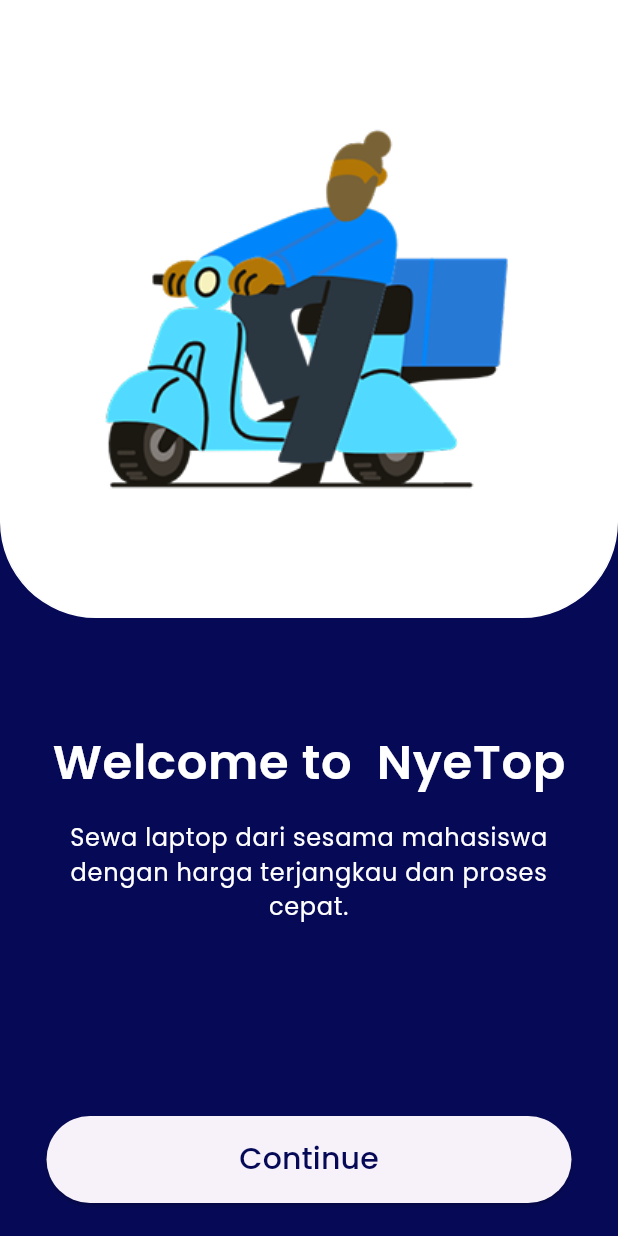
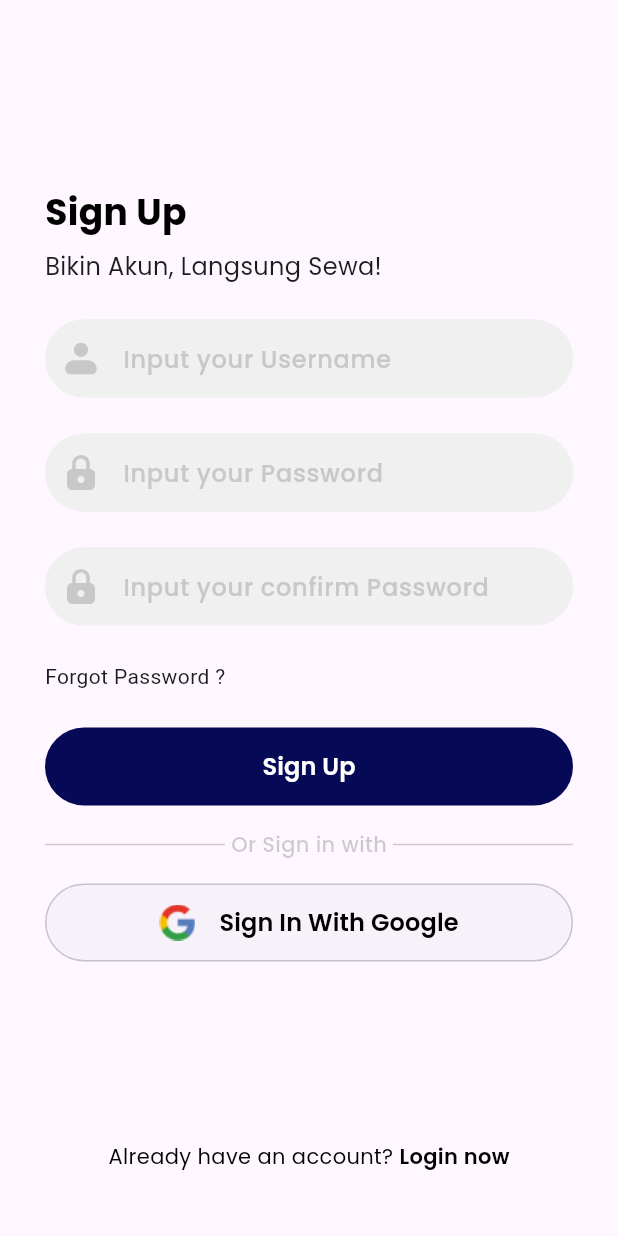
Before and after one commit to inikanipp/aplikasi_NyeTop_Mobile_Programming, a Flutter app: the screen it shows after launch, on a phone screen of 412 x 824 dp. Run offline on Flutter 3.47's test engine with Material 3 defaults, Android fonts, the light colour scheme and no system bars; our stand-ins replace flutter_svg, google_fonts.

Commit message:
add : sign up form

```diff
--- a/nyetop/lib/main.dart
+++ b/nyetop/lib/main.dart
@@ -1,5 +1,7 @@
 import 'package:flutter/material.dart';
+import 'package:nyetop/third_page.dart';
 import 'first_page.dart';
+import 'second_page.dart';
 
 // import 'package:google_fonts/google_fonts.dart';
 
@@ -7,7 +9,8 @@
   runApp(
     MaterialApp(
       debugShowCheckedModeBanner: false,
-      home: FirstPage() ,
+      home: ThirdPage() ,
+      // home : SecondPage()
     )
   );
 }
--- a/nyetop/lib/second_page.dart
+++ b/nyetop/lib/second_page.dart
@@ -110,10 +110,22 @@
             height: 30,
             width: double.infinity,
             // color: Colors.green,
-            child: Text("Sudah punya akun? Masuk sekarang",
-            style: GoogleFonts.poppins(
+            child: Row(
+              mainAxisAlignment: MainAxisAlignment.center,
+              children: [
+              Text("Don’t have an account yet? ", style: GoogleFonts.poppins(
               textStyle: TextStyle(color: Colors.black, fontWeight: FontWeight.w400)
-            ),),
+            )),
+              InkWell(
+              onTap: () {
+                  Navigator.pushNamed(context, "write your route");
+              },
+              child: Text("Click Here", style: GoogleFonts.poppins(
+              textStyle: TextStyle(color: Colors.black, fontWeight: FontWeight.bold)
+            ),
+            ),
+          )
+            ],),
           ),
         ],
       )
--- /dev/null
+++ b/nyetop/lib/third_page.dart
@@ -0,0 +1,231 @@
+import 'package:flutter/gestures.dart';
+import 'package:flutter/material.dart';
+import 'package:google_fonts/google_fonts.dart';
+import 'package:flutter_svg/flutter_svg.dart';
+
+class ThirdPage extends StatelessWidget{
+  @override
+  Widget build(BuildContext context) {
+    return MaterialApp(
+      home: Scaffold(
+        appBar: AppBar(),
+        body: Column(
+          children: [
+            SizedBox(
+              height: 68,
+            ),
+            Container( //header ni boss
+              padding: EdgeInsets.only(left: 30, right: 30),
+              width: double.infinity,
+              // color: Colors.blue,
+              height: 65,
+              child: Column(
+                crossAxisAlignment: CrossAxisAlignment.start,
+                children: [
+                  Text("Sign Up", style: GoogleFonts.poppins(
+                  textStyle: TextStyle(color: Colors.black, fontWeight: FontWeight.bold, fontSize: 24)
+                  )),
+                  SizedBox(
+                    height: 8,
+                  ),
+                  Text("Bikin Akun, Langsung Sewa!", style: GoogleFonts.poppins(textStyle: TextStyle(
+                    fontSize: 16
+                  )),)
+                ],
+              ),
+            ),
+
+            SizedBox(
+              height: 24,
+            ),
+            Container(
+              height: 52,
+              padding: EdgeInsets.only(left: 30, right: 30),
+              child: TextField(
+              decoration: InputDecoration(
+              label: Text("Input your Username", style: GoogleFonts.poppins(textStyle: TextStyle(fontSize: 16, fontWeight: FontWeight.w500, color: Color(0XFFC8C8C8)))),
+              prefixIcon: Padding(
+              padding: EdgeInsets.all(10.0),
+              child: SvgPicture.asset(
+                    'assets/images/profile.svg',
+                    width: 24,
+                    height: 24,
+                  ),
+              ),
+              filled: true,
+              fillColor: Color(0xFFF0F0F0),
+              enabledBorder: OutlineInputBorder(
+                borderRadius: BorderRadius.circular(64),
+                borderSide: const BorderSide(color: Color(0xFFF0F0F0), width: 2),
+              )
+            ))
+            ),
+
+            SizedBox(
+              height: 24,
+            ),
+
+            Container(
+              height: 52,
+              padding: EdgeInsets.only(left: 30, right: 30),
+              child: TextField(
+              decoration: InputDecoration(
+              label: Text("Input your Password", style: GoogleFonts.poppins(textStyle: TextStyle(fontSize: 16, fontWeight: FontWeight.w500, color: Color(0XFFC8C8C8)))),
+              prefixIcon: Padding(
+              padding: EdgeInsets.all(10.0),
+              child: SvgPicture.asset(
+                    'assets/images/lock.svg',
+                    width: 24,
+                    height: 24,
+                  ),
+              ),
+              filled: true,
+              fillColor: Color(0xFFF0F0F0),
+              enabledBorder: OutlineInputBorder(
+                borderRadius: BorderRadius.circular(64),
+                borderSide: const BorderSide(color: Color(0xFFF0F0F0), width: 2),
+              )
+            ))
+            ),
+
+            SizedBox(
+              height: 24,
+            ),
+
+            Container(
+              height: 52,
+              padding: EdgeInsets.only(left: 30, right: 30),
+              child: TextField(
+              decoration: InputDecoration(
+              label: Text("Input your confirm Password", style: GoogleFonts.poppins(textStyle: TextStyle(fontSize: 16, fontWeight: FontWeight.w500, color: Color(0XFFC8C8C8)))),
+              prefixIcon: Padding(
+              padding: EdgeInsets.all(10.0),
+              child: SvgPicture.asset(
+                    'assets/images/lock.svg',
+                    width: 24,
+                    height: 24,
+                  ),
+              ),
+              filled: true,
+              fillColor: Color(0xFFF0F0F0),
+              enabledBorder: OutlineInputBorder(
+                borderRadius: BorderRadius.circular(64),
+                borderSide: const BorderSide(color: Color(0xFFF0F0F0), width: 2),
+                  )
+                )
+              )
+            ),
+
+            Container(
+              padding: EdgeInsets.only(left: 30, right: 30),
+              alignment: Alignment.centerLeft,
+              margin: EdgeInsets.only(top: 24, bottom: 24),
+              child: Text( "Forgot Password ?"),
+            ),
+
+            Container(
+              width: double.infinity,
+              height: 156,
+              padding: EdgeInsets.only(left: 30, right: 30),
+              // color: Colors.red,
+              child: Column(
+
+                children: [
+                  Expanded(child:
+                    Container(
+                      width: double.infinity,
+                      // color: Colors.amber,
+                      child: ElevatedButton(onPressed: (){},
+                            child: Text("Sign Up",
+                            style: GoogleFonts.poppins(
+                            textStyle: TextStyle(color: Colors.white, fontSize: 16, fontWeight: FontWeight.w600))),
+                            style: ElevatedButton.styleFrom(
+                            backgroundColor: Color(0XFF060A56),
+                            elevation: 0,
+                            shadowColor: Colors.transparent,
+                            ),
+
+                            ),
+                    )
+                  ),
+
+                  Expanded(child:
+                    Container(
+                      width: double.infinity,
+                      // color: Colors.lightGreen,
+                      child: Row(
+                        mainAxisAlignment: MainAxisAlignment.spaceBetween,
+                        children: [
+                          Container(
+                            height: 1,
+                            width: 120,
+                            color: Color.fromARGB(50, 0, 0, 0),
+                          ),
+                          Text("Or Sign in with", style: GoogleFonts.poppins(textStyle: TextStyle(fontSize: 14, fontWeight: FontWeight.w500, color: Color.fromARGB(50, 0, 0, 0)))),
+                          Container(
+                            height: 1,
+                            width: 120,
+                            color: Color.fromARGB(50, 0, 0, 0),
+                          )
+                        ],
+                      ),
+                    )
+                  ),
+
+                  Expanded(child:
+                    Container(
+                      width: double.infinity,
+                      // color: Colors.amber,
+                      child: ElevatedButton(onPressed: (){},
+                            style: ElevatedButton.styleFrom(
+                            elevation: 0,
+                            shadowColor: Colors.transparent,
+                            side: BorderSide(color: Color.fromARGB(50, 0,0,0), width: 1)
+                            ),
+                            child: Row(
+                              mainAxisAlignment: MainAxisAlignment.center,
+                              children: [
+                                Image.asset("assets/images/google_icon.png"),
+                                SizedBox(width: 16,),
+                                Text("Sign In With Google", style: GoogleFonts.poppins(
+                                    textStyle: TextStyle(fontSize: 16, fontWeight: FontWeight.w600, color: Colors.black)
+                                ))
+                              ],
+                            )
+                            ),
+                    )
+                  ),
+                ],
+              ),
+            ),
+            SizedBox(
+              height: 120,
+            ),
+            Container(
+              width: double.infinity,
+              // color: Colors.green,
+              child: Row(
+                mainAxisAlignment: MainAxisAlignment.center,
+                children: [
+                  Text("Already have an account? ", style: GoogleFonts.poppins(
+                    textStyle: TextStyle(color: Colors.black, fontSize: 14)
+                      ),),
+                  InkWell(
+                    onTap: () {
+                        Navigator.pushNamed(context, "write your route");
+                    },
+                    child: Text("Login now", style: GoogleFonts.poppins(
+                    textStyle: TextStyle(color: Colors.black, fontWeight: FontWeight.w600, fontSize: 14)
+                      ),
+                    ),
+                  ),
+                ],
+              ),
+            )
+          ],
+        ),
+      ),
+    );
+  }
+
+}
--- a/nyetop/pubspec.yaml
+++ b/nyetop/pubspec.yaml
@@ -10,7 +10,9 @@
   flutter:
     sdk: flutter
   flutter_native_splash: ^2.4.5
+  flutter_svg_provider: ^1.0.7
   google_fonts: ^6.2.1
+  flutter_svg: ^2.0.9
 
 dev_dependencies:
   flutter_test:
@@ -23,6 +25,8 @@
     - assets/images/logo.png
     - assets/images/onBoard1.png
     - assets/images/google_icon.png
+    - assets/images/lock.svg
+    - assets/images/profile.svg
 
 flutter_native_splash:
   color: "#060a56"
```
Also changed, not shown: nyetop/assets/images/lock.svg (added), nyetop/assets/images/profile.svg (added), nyetop/pubspec.lock.
